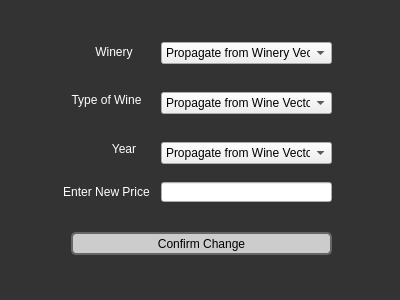
Old version of the form changeprice.ui in the repository tyler949/CS1D-FirstPorject.
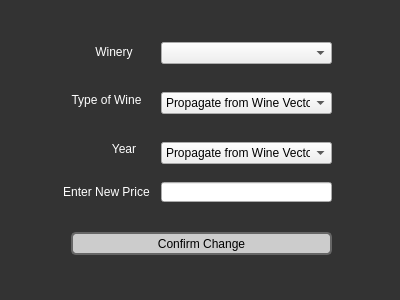
New version of the form.

```diff
--- a/changeprice.ui
+++ b/changeprice.ui
@@ -106,11 +106,6 @@
      <height>22</height>
     </rect>
    </property>
-   <item>
-    <property name="text">
-     <string>Propagate from Winery Vector</string>
-    </property>
-   </item>
   </widget>
   <widget class="QLabel" name="WineryLabel">
    <property name="geometry">
```
